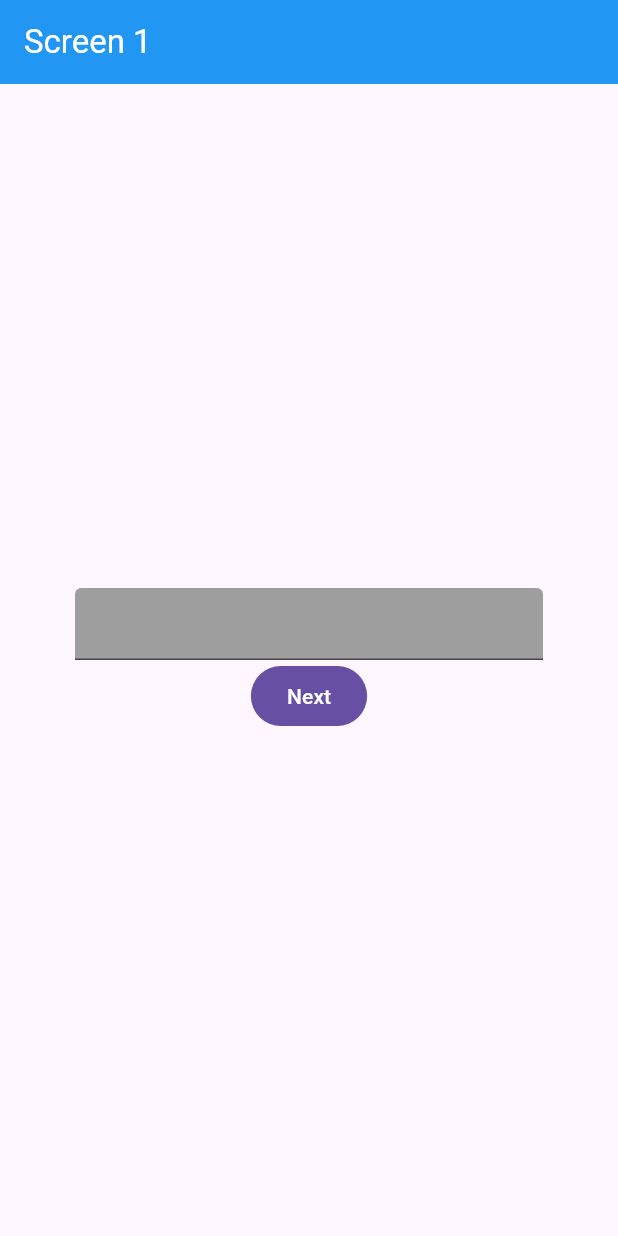
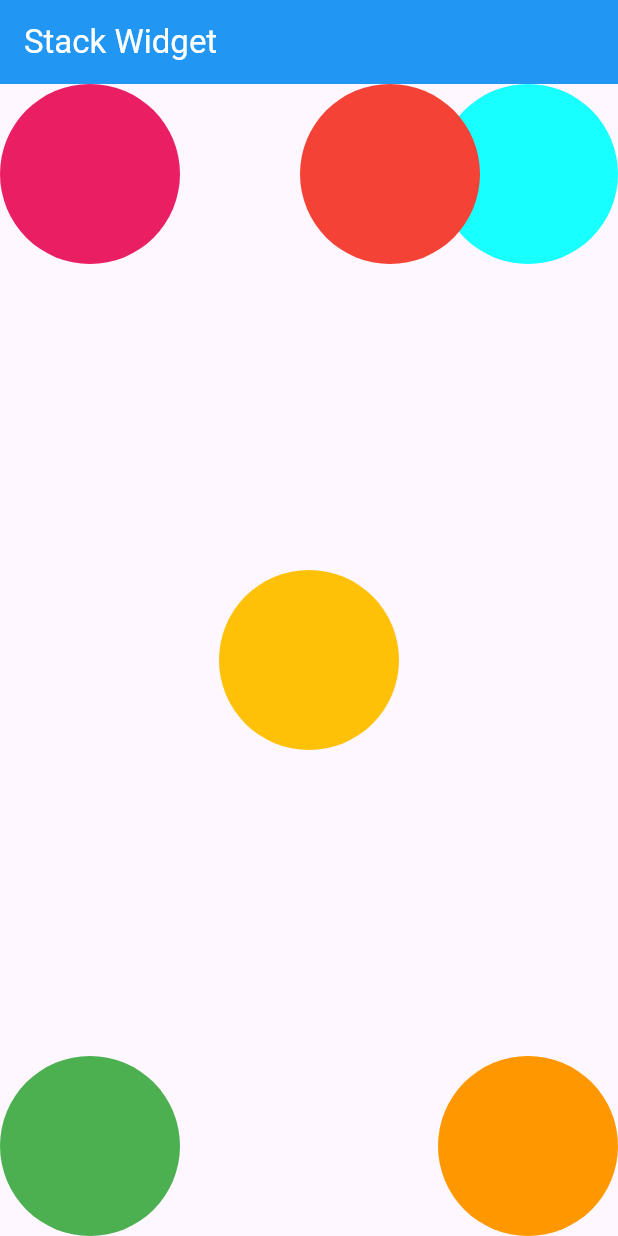
Before and after one commit to VishishtaDilsara/first-flutter-app, a Flutter app: the screen it shows after launch, on a phone screen of 412 x 824 dp. Run offline on Flutter 3.47's test engine with Material 3 defaults, Android fonts, the phone set to English and light mode, and no system bars.

Commit message:
Stack and Positioned

```diff
--- a/lib/main.dart
+++ b/lib/main.dart
@@ -1,5 +1,6 @@
 import 'package:first_flutter_app/screens/home_page.dart';
 import 'package:first_flutter_app/screens/screen1.dart';
+import 'package:first_flutter_app/screens/stack_explain.dart';
 import 'package:first_flutter_app/screens/statefull_ex.dart';
 import 'package:flutter/material.dart';
 
@@ -14,6 +15,6 @@ class MyApp extends StatelessWidget {
 
   @override
   Widget build(BuildContext context) {
-    return MaterialApp(debugShowCheckedModeBanner: false, home: Screen1());
+    return MaterialApp(debugShowCheckedModeBanner: false, home: StackExplain());
   }
 }
--- a/lib/screens/screen2.dart
+++ b/lib/screens/screen2.dart
@@ -1,3 +1,4 @@
+import 'package:first_flutter_app/screens/screen1.dart';
 import 'package:flutter/material.dart';
 
 class Screen2 extends StatelessWidget {
@@ -13,9 +14,21 @@ class Screen2 extends StatelessWidget {
         foregroundColor: Colors.white,
       ),
       body: Center(
-        child: Text(
-          text,
-          style: TextStyle(fontWeight: FontWeight.bold, fontSize: 20),
+        child: Column(
+          mainAxisAlignment: MainAxisAlignment.center,
+          children: [
+            Text(
+              text,
+              style: TextStyle(fontWeight: FontWeight.bold, fontSize: 20),
+            ),
+
+            FilledButton(
+              onPressed: () {
+                Navigator.pop(context);
+              },
+              child: Text('Back'),
+            ),
+          ],
         ),
       ),
     );
--- /dev/null
+++ b/lib/screens/stack_explain.dart
@@ -0,0 +1,49 @@
+import 'package:flutter/material.dart';
+
+class StackExplain extends StatefulWidget {
+  const StackExplain({super.key});
+
+  @override
+  State<StackExplain> createState() => _StackExplainState();
+}
+
+class _StackExplainState extends State<StackExplain> {
+  @override
+  Widget build(BuildContext context) {
+    return Scaffold(
+      appBar: AppBar(
+        backgroundColor: Colors.blue,
+        foregroundColor: Colors.white,
+        title: Text('Stack Widget'),
+      ),
+      body: Stack(
+        children: [
+          Align(
+            alignment: AlignmentGeometry.center,
+            child: CircleAvatar(backgroundColor: Colors.amber, radius: 60),
+          ),
+          Align(
+            alignment: AlignmentGeometry.topRight,
+            child: CircleAvatar(backgroundColor: Colors.cyanAccent, radius: 60),
+          ),
+          Align(
+            alignment: AlignmentGeometry.bottomRight,
+            child: CircleAvatar(backgroundColor: Colors.orange, radius: 60),
+          ),
+          Align(
+            alignment: AlignmentGeometry.bottomLeft,
+            child: CircleAvatar(backgroundColor: Colors.green, radius: 60),
+          ),
+          Align(
+            alignment: AlignmentGeometry.topLeft,
+            child: CircleAvatar(backgroundColor: Colors.pink, radius: 60),
+          ),
+          Positioned(
+            left: 200,
+            child: CircleAvatar(backgroundColor: Colors.red, radius: 60),
+          ),
+        ],
+      ),
+    );
+  }
+}
```
